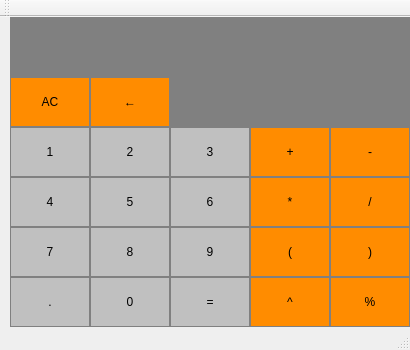
xjh199923/Counter, file mainwindow.ui: the form before one commit.
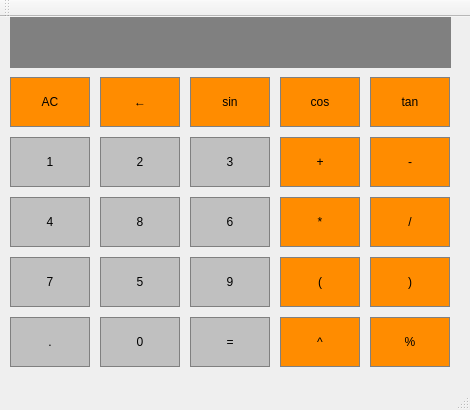
The form after the commit.

Commit message:
更新界面
重新更新了计算器的相关内容，增加了简单的三角函数计算

```diff
--- a/mainwindow.ui
+++ b/mainwindow.ui
@@ -6,20 +6,20 @@
    <rect>
     <x>0</x>
     <y>0</y>
-    <width>410</width>
-    <height>350</height>
+    <width>470</width>
+    <height>410</height>
    </rect>
   </property>
   <property name="minimumSize">
    <size>
-    <width>240</width>
-    <height>100</height>
+    <width>470</width>
+    <height>410</height>
    </size>
   </property>
   <property name="maximumSize">
    <size>
-    <width>1000</width>
-    <height>1000</height>
+    <width>600</width>
+    <height>410</height>
    </size>
   </property>
   <property name="windowTitle">
@@ -33,7 +33,7 @@
     <property name="geometry">
      <rect>
       <x>10</x>
-      <y>110</y>
+      <y>120</y>
       <width>80</width>
       <height>50</height>
      </rect>
@@ -67,8 +67,8 @@
      <rect>
       <x>10</x>
       <y>0</y>
-      <width>401</width>
-      <height>61</height>
+      <width>441</width>
+      <height>51</height>
      </rect>
     </property>
     <property name="styleSheet">
@@ -84,7 +84,7 @@
    <widget class="QPushButton" name="delepushButton">
     <property name="geometry">
      <rect>
-      <x>90</x>
+      <x>100</x>
       <y>60</y>
       <width>80</width>
       <height>50</height>
@@ -150,8 +150,8 @@
    <widget class="QPushButton" name="pushButton_2">
     <property name="geometry">
      <rect>
-      <x>90</x>
-      <y>110</y>
+      <x>100</x>
+      <y>120</y>
       <width>80</width>
       <height>50</height>
      </rect>
@@ -183,8 +183,8 @@
    <widget class="QPushButton" name="pushButton_3">
     <property name="geometry">
      <rect>
-      <x>170</x>
-      <y>110</y>
+      <x>190</x>
+      <y>120</y>
       <width>80</width>
       <height>50</height>
      </rect>
@@ -217,7 +217,7 @@
     <property name="geometry">
      <rect>
       <x>10</x>
-      <y>160</y>
+      <y>180</y>
       <width>80</width>
       <height>50</height>
      </rect>
@@ -249,8 +249,8 @@
    <widget class="QPushButton" name="pushButton_5">
     <property name="geometry">
      <rect>
-      <x>90</x>
-      <y>160</y>
+      <x>100</x>
+      <y>240</y>
       <width>80</width>
       <height>50</height>
      </rect>
@@ -282,8 +282,8 @@
    <widget class="QPushButton" name="pushButton_6">
     <property name="geometry">
      <rect>
-      <x>170</x>
-      <y>160</y>
+      <x>190</x>
+      <y>180</y>
       <width>80</width>
       <height>50</height>
      </rect>
@@ -316,7 +316,7 @@
     <property name="geometry">
      <rect>
       <x>10</x>
-      <y>210</y>
+      <y>240</y>
       <width>80</width>
       <height>50</height>
      </rect>
@@ -348,8 +348,8 @@
    <widget class="QPushButton" name="pushButton_8">
     <property name="geometry">
      <rect>
-      <x>90</x>
-      <y>210</y>
+      <x>100</x>
+      <y>180</y>
       <width>80</width>
       <height>50</height>
      </rect>
@@ -381,8 +381,8 @@
    <widget class="QPushButton" name="pushButton_9">
     <property name="geometry">
      <rect>
-      <x>170</x>
-      <y>210</y>
+      <x>190</x>
+      <y>240</y>
       <width>80</width>
       <height>50</height>
      </rect>
@@ -414,8 +414,8 @@
    <widget class="QPushButton" name="pushButton_left">
     <property name="geometry">
      <rect>
-      <x>250</x>
-      <y>210</y>
+      <x>280</x>
+      <y>240</y>
       <width>80</width>
       <height>50</height>
      </rect>
@@ -447,8 +447,8 @@
    <widget class="QPushButton" name="pushButton_right">
     <property name="geometry">
      <rect>
-      <x>330</x>
-      <y>210</y>
+      <x>370</x>
+      <y>240</y>
       <width>80</width>
       <height>50</height>
      </rect>
@@ -480,8 +480,8 @@
    <widget class="QPushButton" name="pushButton_add">
     <property name="geometry">
      <rect>
-      <x>250</x>
-      <y>110</y>
+      <x>280</x>
+      <y>120</y>
       <width>80</width>
       <height>50</height>
      </rect>
@@ -513,8 +513,8 @@
    <widget class="QPushButton" name="pushButton_less">
     <property name="geometry">
      <rect>
-      <x>330</x>
-      <y>110</y>
+      <x>370</x>
+      <y>120</y>
       <width>80</width>
       <height>50</height>
      </rect>
@@ -546,8 +546,8 @@
    <widget class="QPushButton" name="pushButton_mul">
     <property name="geometry">
      <rect>
-      <x>250</x>
-      <y>160</y>
+      <x>280</x>
+      <y>180</y>
       <width>80</width>
       <height>50</height>
      </rect>
@@ -579,8 +579,8 @@
    <widget class="QPushButton" name="pushButton_exc">
     <property name="geometry">
      <rect>
-      <x>330</x>
-      <y>160</y>
+      <x>370</x>
+      <y>180</y>
       <width>80</width>
       <height>50</height>
      </rect>
@@ -612,8 +612,8 @@
    <widget class="QPushButton" name="pushButton_res">
     <property name="geometry">
      <rect>
-      <x>330</x>
-      <y>260</y>
+      <x>370</x>
+      <y>300</y>
       <width>80</width>
       <height>50</height>
      </rect>
@@ -646,7 +646,7 @@
     <property name="geometry">
      <rect>
       <x>10</x>
-      <y>260</y>
+      <y>300</y>
       <width>80</width>
       <height>50</height>
      </rect>
@@ -678,8 +678,8 @@
    <widget class="QPushButton" name="pushButton_0">
     <property name="geometry">
      <rect>
-      <x>90</x>
-      <y>260</y>
+      <x>100</x>
+      <y>300</y>
       <width>80</width>
       <height>50</height>
      </rect>
@@ -711,8 +711,8 @@
    <widget class="QPushButton" name="pushButton_equal">
     <property name="geometry">
      <rect>
-      <x>170</x>
-      <y>260</y>
+      <x>190</x>
+      <y>300</y>
       <width>80</width>
       <height>50</height>
      </rect>
@@ -744,8 +744,8 @@
    <widget class="QPushButton" name="pushButton_pow">
     <property name="geometry">
      <rect>
-      <x>250</x>
-      <y>260</y>
+      <x>280</x>
+      <y>300</y>
       <width>80</width>
       <height>50</height>
      </rect>
@@ -774,23 +774,103 @@
      <string>^</string>
     </property>
    </widget>
-   <widget class="QLineEdit" name="lineEdit_2">
+   <widget class="QPushButton" name="pushButton_sin">
     <property name="geometry">
      <rect>
-      <x>170</x>
+      <x>190</x>
       <y>60</y>
-      <width>241</width>
-      <height>51</height>
+      <width>80</width>
+      <height>50</height>
      </rect>
     </property>
+    <property name="maximumSize">
+     <size>
+      <width>80</width>
+      <height>50</height>
+     </size>
+    </property>
     <property name="styleSheet">
-     <string notr="true">QLineEdit{
+     <string notr="true">QPushButton{
 	font: 28pt &quot;Andale Mono&quot;;
-	background-color:gray;
+	background-color:#FF8C00;
 	border:1px solid gray;
-	color:#7FFF00
+	padding: 5px;
 }
-</string>
+
+QPushButton:pressed{
+	background-color:#A9A9A9;
+	border:1px solid gray;
+	padding: 5px;
+}</string>
+    </property>
+    <property name="text">
+     <string>sin</string>
+    </property>
+   </widget>
+   <widget class="QPushButton" name="pushButton_cos">
+    <property name="geometry">
+     <rect>
+      <x>280</x>
+      <y>60</y>
+      <width>80</width>
+      <height>50</height>
+     </rect>
+    </property>
+    <property name="maximumSize">
+     <size>
+      <width>80</width>
+      <height>50</height>
+     </size>
+    </property>
+    <property name="styleSheet">
+     <string notr="true">QPushButton{
+	font: 28pt &quot;Andale Mono&quot;;
+	background-color:#FF8C00;
+	border:1px solid gray;
+	padding: 5px;
+}
+
+QPushButton:pressed{
+	background-color:#A9A9A9;
+	border:1px solid gray;
+	padding: 5px;
+}</string>
+    </property>
+    <property name="text">
+     <string>cos</string>
+    </property>
+   </widget>
+   <widget class="QPushButton" name="pushButton_tan">
+    <property name="geometry">
+     <rect>
+      <x>370</x>
+      <y>60</y>
+      <width>80</width>
+      <height>50</height>
+     </rect>
+    </property>
+    <property name="maximumSize">
+     <size>
+      <width>80</width>
+      <height>50</height>
+     </size>
+    </property>
+    <property name="styleSheet">
+     <string notr="true">QPushButton{
+	font: 28pt &quot;Andale Mono&quot;;
+	background-color:#FF8C00;
+	border:1px solid gray;
+	padding: 5px;
+}
+
+QPushButton:pressed{
+	background-color:#A9A9A9;
+	border:1px solid gray;
+	padding: 5px;
+}</string>
+    </property>
+    <property name="text">
+     <string>tan</string>
     </property>
    </widget>
   </widget>
```
The commit also changes 7 other files.
